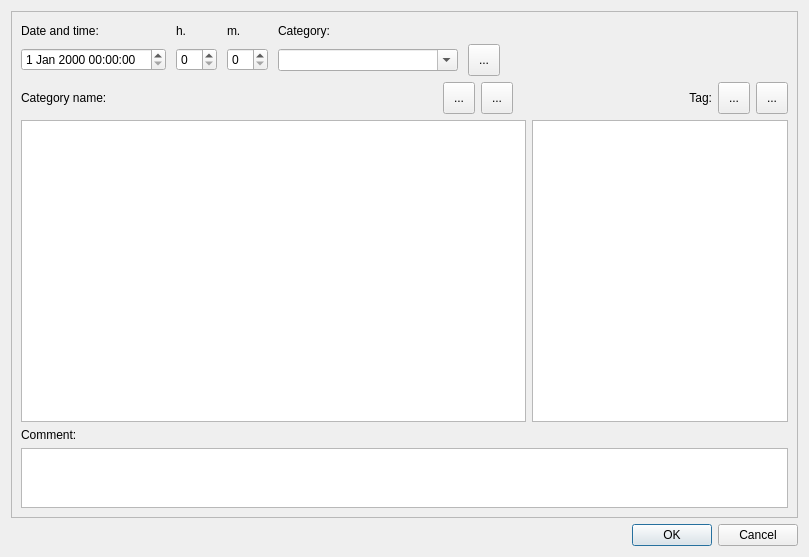
Qt form ui/ActUpdateDlg.ui (utamons/tm3) before a commit.
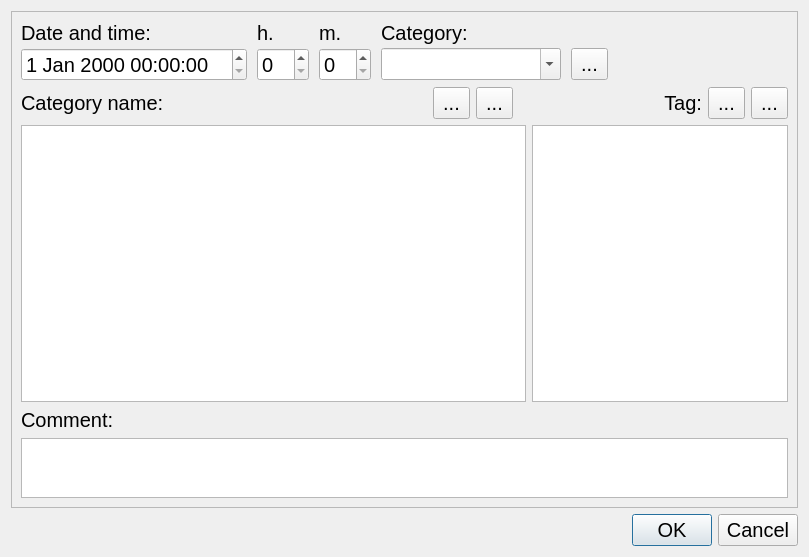
The same form after that commit. Icons and pictures are not drawn.

Commit message: increased font family and size

```diff
--- a/ui/ActUpdateDlg.ui
+++ b/ui/ActUpdateDlg.ui
@@ -10,12 +10,24 @@
     <height>557</height>
    </rect>
   </property>
+  <property name="font">
+   <font>
+    <family>Tahoma</family>
+    <pointsize>15</pointsize>
+   </font>
+  </property>
   <property name="windowTitle">
    <string>Update action</string>
   </property>
   <layout class="QVBoxLayout" name="verticalLayout">
    <item>
     <widget class="QFrame" name="frame">
+     <property name="font">
+      <font>
+       <family>Tahoma</family>
+       <pointsize>15</pointsize>
+      </font>
+     </property>
      <property name="frameShape">
       <enum>QFrame::StyledPanel</enum>
      </property>
@@ -33,6 +45,12 @@
         </property>
         <item row="1" column="1">
          <widget class="QSpinBox" name="spinHour">
+          <property name="font">
+           <font>
+            <family>Tahoma</family>
+            <pointsize>15</pointsize>
+           </font>
+          </property>
           <property name="maximum">
            <number>23</number>
           </property>
@@ -40,6 +58,12 @@
         </item>
         <item row="0" column="2">
          <widget class="QLabel" name="label_3">
+          <property name="font">
+           <font>
+            <family>Tahoma</family>
+            <pointsize>15</pointsize>
+           </font>
+          </property>
           <property name="text">
            <string>m.</string>
           </property>
@@ -47,6 +71,12 @@
         </item>
         <item row="1" column="0">
          <widget class="QDateTimeEdit" name="editDateTime">
+          <property name="font">
+           <font>
+            <family>Tahoma</family>
+            <pointsize>15</pointsize>
+           </font>
+          </property>
           <property name="currentSection">
            <enum>QDateTimeEdit::MinuteSection</enum>
           </property>
@@ -54,6 +84,12 @@
         </item>
         <item row="1" column="2">
          <widget class="QSpinBox" name="spinMin">
+          <property name="font">
+           <font>
+            <family>Tahoma</family>
+            <pointsize>15</pointsize>
+           </font>
+          </property>
           <property name="maximum">
            <number>55</number>
           </property>
@@ -70,6 +106,12 @@
             <height>0</height>
            </size>
           </property>
+          <property name="font">
+           <font>
+            <family>Tahoma</family>
+            <pointsize>15</pointsize>
+           </font>
+          </property>
           <property name="editable">
            <bool>true</bool>
           </property>
@@ -80,6 +122,12 @@
         </item>
         <item row="0" column="0">
          <widget class="QLabel" name="label">
+          <property name="font">
+           <font>
+            <family>Tahoma</family>
+            <pointsize>15</pointsize>
+           </font>
+          </property>
           <property name="text">
            <string>Date and time:</string>
           </property>
@@ -93,6 +141,12 @@
             <height>32</height>
            </size>
           </property>
+          <property name="font">
+           <font>
+            <family>Tahoma</family>
+            <pointsize>15</pointsize>
+           </font>
+          </property>
           <property name="text">
            <string>...</string>
           </property>
@@ -104,6 +158,12 @@
         </item>
         <item row="0" column="3">
          <widget class="QLabel" name="label_4">
+          <property name="font">
+           <font>
+            <family>Tahoma</family>
+            <pointsize>15</pointsize>
+           </font>
+          </property>
           <property name="text">
            <string>Category:</string>
           </property>
@@ -111,6 +171,12 @@
         </item>
         <item row="0" column="1">
          <widget class="QLabel" name="label_2">
+          <property name="font">
+           <font>
+            <family>Tahoma</family>
+            <pointsize>15</pointsize>
+           </font>
+          </property>
           <property name="text">
            <string>h.</string>
           </property>
@@ -118,6 +184,12 @@
         </item>
         <item row="0" column="5">
          <spacer name="horizontalSpacer_2">
+          <property name="font">
+           <font>
+            <family>Tahoma</family>
+            <pointsize>15</pointsize>
+           </font>
+          </property>
           <property name="orientation">
            <enum>Qt::Horizontal</enum>
           </property>
@@ -153,6 +225,12 @@
             <height>16777215</height>
            </size>
           </property>
+          <property name="font">
+           <font>
+            <family>Tahoma</family>
+            <pointsize>15</pointsize>
+           </font>
+          </property>
           <property name="text">
            <string>Category name:</string>
           </property>
@@ -160,6 +238,12 @@
         </item>
         <item>
          <spacer name="horizontalSpacer">
+          <property name="font">
+           <font>
+            <family>Tahoma</family>
+            <pointsize>15</pointsize>
+           </font>
+          </property>
           <property name="orientation">
            <enum>Qt::Horizontal</enum>
           </property>
@@ -182,6 +266,12 @@
             <height>32</height>
            </size>
           </property>
+          <property name="font">
+           <font>
+            <family>Tahoma</family>
+            <pointsize>15</pointsize>
+           </font>
+          </property>
           <property name="text">
            <string>...</string>
           </property>
@@ -199,6 +289,12 @@
             <height>32</height>
            </size>
           </property>
+          <property name="font">
+           <font>
+            <family>Tahoma</family>
+            <pointsize>15</pointsize>
+           </font>
+          </property>
           <property name="text">
            <string>...</string>
           </property>
@@ -210,6 +306,12 @@
         </item>
         <item>
          <widget class="QLabel" name="labelTag">
+          <property name="font">
+           <font>
+            <family>Tahoma</family>
+            <pointsize>15</pointsize>
+           </font>
+          </property>
           <property name="layoutDirection">
            <enum>Qt::LeftToRight</enum>
           </property>
@@ -229,6 +331,12 @@
             <height>32</height>
            </size>
           </property>
+          <property name="font">
+           <font>
+            <family>Tahoma</family>
+            <pointsize>15</pointsize>
+           </font>
+          </property>
           <property name="text">
            <string>...</string>
           </property>
@@ -246,6 +354,12 @@
             <height>32</height>
            </size>
           </property>
+          <property name="font">
+           <font>
+            <family>Tahoma</family>
+            <pointsize>15</pointsize>
+           </font>
+          </property>
           <property name="text">
            <string>...</string>
           </property>
@@ -261,6 +375,12 @@
        <layout class="QHBoxLayout" name="horizontalLayout_2">
         <item>
          <widget class="QTableView" name="tableRates">
+          <property name="font">
+           <font>
+            <family>Tahoma</family>
+            <pointsize>15</pointsize>
+           </font>
+          </property>
           <property name="alternatingRowColors">
            <bool>true</bool>
           </property>
@@ -274,6 +394,12 @@
             <verstretch>0</verstretch>
            </sizepolicy>
           </property>
+          <property name="font">
+           <font>
+            <family>Tahoma</family>
+            <pointsize>15</pointsize>
+           </font>
+          </property>
           <property name="alternatingRowColors">
            <bool>true</bool>
           </property>
@@ -283,6 +409,12 @@
       </item>
       <item>
        <widget class="QLabel" name="label_5">
+        <property name="font">
+         <font>
+          <family>Tahoma</family>
+          <pointsize>15</pointsize>
+         </font>
+        </property>
         <property name="text">
          <string>Comment:</string>
         </property>
@@ -296,6 +428,12 @@
           <height>60</height>
          </size>
         </property>
+        <property name="font">
+         <font>
+          <family>Tahoma</family>
+          <pointsize>15</pointsize>
+         </font>
+        </property>
        </widget>
       </item>
      </layout>
@@ -303,6 +441,12 @@
    </item>
    <item>
     <widget class="QDialogButtonBox" name="buttonBox">
+     <property name="font">
+      <font>
+       <family>Tahoma</family>
+       <pointsize>15</pointsize>
+      </font>
+     </property>
      <property name="orientation">
       <enum>Qt::Horizontal</enum>
      </property>
```
The commit also changes 10 other files.
